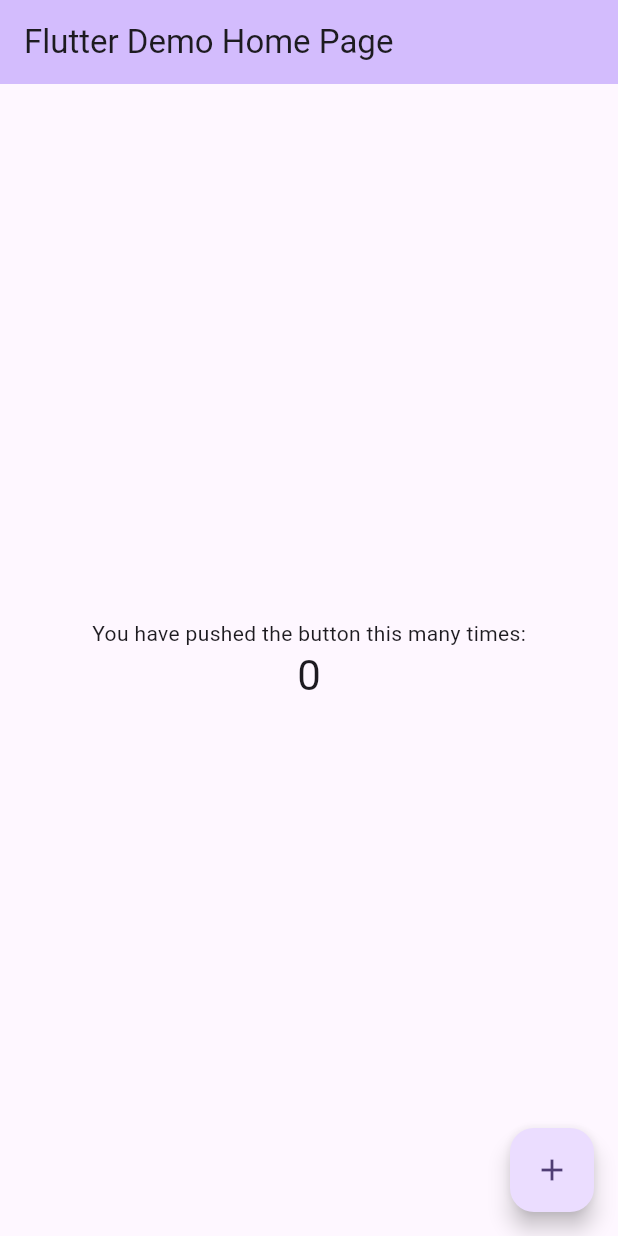
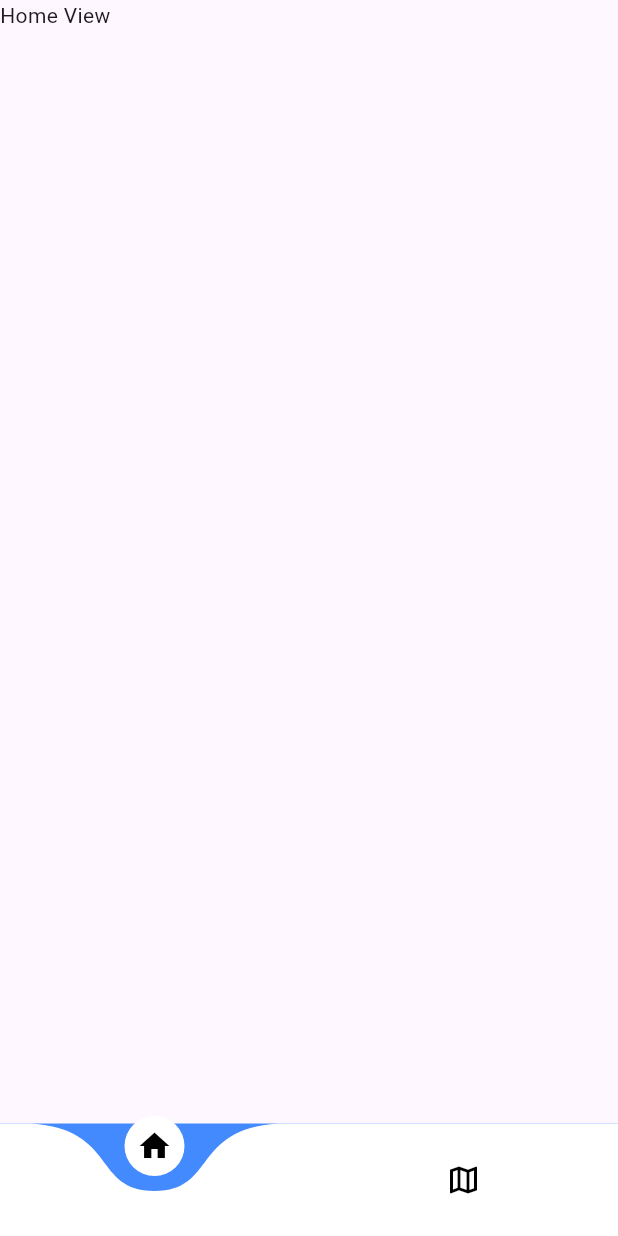
Before and after one commit to CristianRC03/reservationsapp, a Flutter app: the screen it shows after launch, on a phone screen of 412 x 824 dp. Run offline on Flutter 3.47's test engine with Material 3 defaults, Android fonts, the phone set to English and light mode, and no system bars; drawn by our look-alikes of curved_navigation_bar; our stand-ins replace go_router.

Commit message:
Estructura proyecto flutter

```diff
--- a/lib/config/app_router.dart
+++ b/lib/config/app_router.dart
@@ -1,12 +1,16 @@
-/*import 'package:go_router/go_router.dart';
 
-final appRouter = GoRoute(
-  initialLocation: '/home'/0,
+import 'package:booking_app/presentation/screens/home/home_screen.dart';
+import 'package:go_router/go_router.dart';
+
+final appRouter = GoRouter(
+  initialLocation: "/home/0",
   routes: [
-    GoRoute(path: '/home/:view',
-    builder: (context, state) {
-      final viewIndex = int.parse(state.pathParameters['view'] ?? '0');
-
-    })
-  ]
-)*/
+    GoRoute(
+      path: "/home/:view",
+      builder: (context, state) {
+        final viewIndex = int.parse(state.pathParameters["view"] ?? "0");
+        return HomeScreen(viewIndex: viewIndex,);
+      },
+    ),
+  ],
+);
--- a/lib/main.dart
+++ b/lib/main.dart
@@ -1,125 +1,16 @@
+import 'package:booking_app/config/app_router.dart';
 import 'package:flutter/material.dart';
 
-void main() {
-  runApp(const MyApp());
-}
+void main() => runApp(const MyApp());
 
 class MyApp extends StatelessWidget {
   const MyApp({super.key});
 
-  // This widget is the root of your application.
   @override
   Widget build(BuildContext context) {
-    return MaterialApp(
-      title: 'Flutter Demo',
-      theme: ThemeData(
-        // This is the theme of your application.
-        //
-        // TRY THIS: Try running your application with "flutter run". You'll see
-        // the application has a purple toolbar. Then, without quitting the app,
-        // try changing the seedColor in the colorScheme below to Colors.green
-        // and then invoke "hot reload" (save your changes or press the "hot
-        // reload" button in a Flutter-supported IDE, or press "r" if you used
-        // the command line to start the app).
-        //
-        // Notice that the counter didn't reset back to zero; the application
-        // state is not lost during the reload. To reset the state, use hot
-        // restart instead.
-        //
-        // This works for code too, not just values: Most code changes can be
-        // tested with just a hot reload.
-        colorScheme: ColorScheme.fromSeed(seedColor: Colors.deepPurple),
-        useMaterial3: true,
-      ),
-      home: const MyHomePage(title: 'Flutter Demo Home Page'),
+    return MaterialApp.router(
+      routerConfig: appRouter,
+      title: 'Material App',
     );
   }
 }
-
-class MyHomePage extends StatefulWidget {
-  const MyHomePage({super.key, required this.title});
-
-  // This widget is the home page of your application. It is stateful, meaning
-  // that it has a State object (defined below) that contains fields that affect
-  // how it looks.
-
-  // This class is the configuration for the state. It holds the values (in this
-  // case the title) provided by the parent (in this case the App widget) and
-  // used by the build method of the State. Fields in a Widget subclass are
-  // always marked "final".
-
-  final String title;
-
-  @override
-  State<MyHomePage> createState() => _MyHomePageState();
-}
-
-class _MyHomePageState extends State<MyHomePage> {
-  int _counter = 0;
-
-  void _incrementCounter() {
-    setState(() {
-      // This call to setState tells the Flutter framework that something has
-      // changed in this State, which causes it to rerun the build method below
-      // so that the display can reflect the updated values. If we changed
-      // _counter without calling setState(), then the build method would not be
-      // called again, and so nothing would appear to happen.
-      _counter++;
-    });
-  }
-
-  @override
-  Widget build(BuildContext context) {
-    // This method is rerun every time setState is called, for instance as done
-    // by the _incrementCounter method above.
-    //
-    // The Flutter framework has been optimized to make rerunning build methods
-    // fast, so that you can just rebuild anything that needs updating rather
-    // than having to individually change instances of widgets.
-    return Scaffold(
-      appBar: AppBar(
-        // TRY THIS: Try changing the color here to a specific color (to
-        // Colors.amber, perhaps?) and trigger a hot reload to see the AppBar
-        // change color while the other colors stay the same.
-        backgroundColor: Theme.of(context).colorScheme.inversePrimary,
-        // Here we take the value from the MyHomePage object that was created by
-        // the App.build method, and use it to set our appbar title.
-        title: Text(widget.title),
-      ),
-      body: Center(
-        // Center is a layout widget. It takes a single child and positions it
-        // in the middle of the parent.
-        child: Column(
-          // Column is also a layout widget. It takes a list of children and
-          // arranges them vertically. By default, it sizes itself to fit its
-          // children horizontally, and tries to be as tall as its parent.
-          //
-          // Column has various properties to control how it sizes itself and
-          // how it positions its children. Here we use mainAxisAlignment to
-          // center the children vertically; the main axis here is the vertical
-          // axis because Columns are vertical (the cross axis would be
-          // horizontal).
-          //
-          // TRY THIS: Invoke "debug painting" (choose the "Toggle Debug Paint"
-          // action in the IDE, or press "p" in the console), to see the
-          // wireframe for each widget.
-          mainAxisAlignment: MainAxisAlignment.center,
-          children: <Widget>[
-            const Text(
-              'You have pushed the button this many times:',
-            ),
-            Text(
-              '$_counter',
-              style: Theme.of(context).textTheme.headlineMedium,
-            ),
-          ],
-        ),
-      ),
-      floatingActionButton: FloatingActionButton(
-        onPressed: _incrementCounter,
-        tooltip: 'Increment',
-        child: const Icon(Icons.add),
-      ), // This trailing comma makes auto-formatting nicer for build methods.
-    );
-  }
-}
--- /dev/null
+++ b/lib/presentation/screens/home/home_screen.dart
@@ -0,0 +1,21 @@
+import 'package:booking_app/presentation/screens/home/home_view/home_view.dart';
+import 'package:booking_app/presentation/widgets/bottom_navbar.dart';
+import 'package:flutter/material.dart';
+
+
+class HomeScreen extends StatelessWidget {
+  final int viewIndex;
+  const HomeScreen({super.key, required this.viewIndex});
+
+  @override
+  Widget build(BuildContext context) {
+    return Scaffold(
+      body: IndexedStack(index: viewIndex, children: const [
+        HomeView(),
+      ],
+
+      ),
+      bottomNavigationBar: BottomNavbar(index: viewIndex,),
+    );
+  }
+}
--- /dev/null
+++ b/lib/presentation/screens/home/home_view/home_view.dart
@@ -0,0 +1,9 @@
+import 'package:flutter/material.dart';
+class HomeView extends StatelessWidget {
+  const HomeView({super.key});
+
+  @override
+  Widget build(BuildContext context) {
+    return Text("Home View");
+  }
+}
--- /dev/null
+++ b/lib/presentation/screens/home/screens.dart
@@ -0,0 +1 @@
+export 'package:booking_app/presentation/screens/home/home_screen.dart';
--- /dev/null
+++ b/lib/presentation/widgets/bottom_navbar.dart
@@ -0,0 +1,33 @@
+import 'package:curved_navigation_bar/curved_navigation_bar.dart';
+import 'package:flutter/material.dart';
+import 'package:go_router/go_router.dart';
+
+class BottomNavbar extends StatelessWidget {
+  final int index;
+  const BottomNavbar({super.key, required this.index});
+
+  @override
+  Widget build(BuildContext context) {
+    return CurvedNavigationBar(
+      index: index, // usar el valor del parámetro index
+      onTap: (value) {
+        print("El valor es ${value.toString()}");
+        switch (value) {
+          case 0:
+            // Navegar a home view
+            context.go("/home/0");
+            break;
+          case 1:
+            // Navegar a otra vista
+            context.go("/home/1");
+            break;
+        }
+      },
+      color: Colors.white,
+      items: [
+        Icon(Icons.home, color: Colors.black),
+        Icon(Icons.map_outlined, color: Colors.black),
+      ],
+    );
+  }
+}
```
